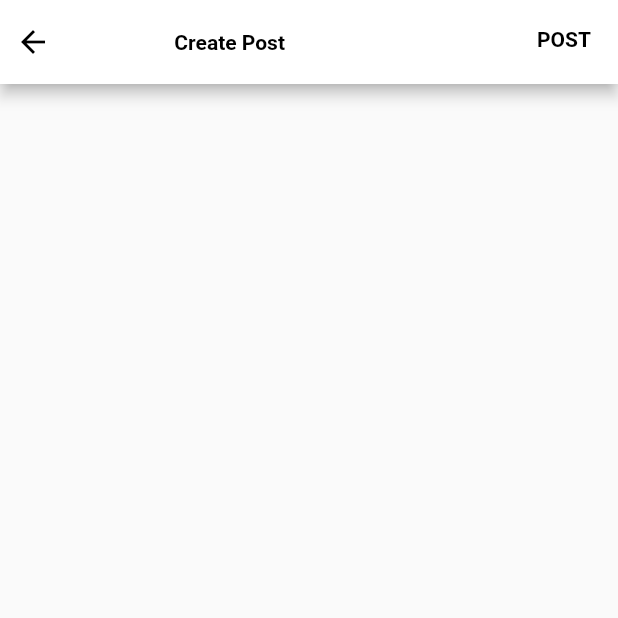
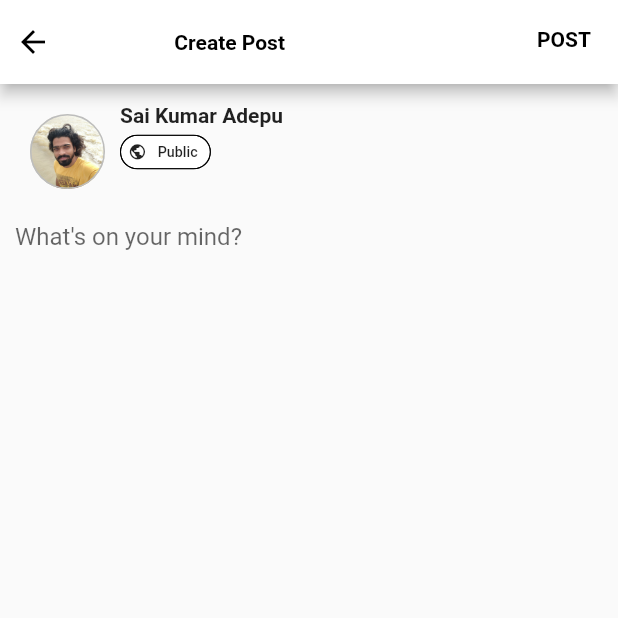
Before and after one commit to adepusai123/facebook_ui, a Flutter app: the CreatePost screen opened directly, on a phone screen of 412 x 824 dp, the top half of it. Run offline on Flutter 3.47's test engine with Material 2 defaults, Android fonts, the phone set to English and light mode, and no system bars.

Commit message:
Create Post & custom chip with outline

```diff
--- /dev/null
+++ b/lib/components/chip_outline.dart
@@ -0,0 +1,26 @@
+import 'package:flutter/material.dart';
+
+class ChipOutLine extends StatelessWidget {
+  final String label;
+  final IconData icon;
+  final Color bgColor;
+  const ChipOutLine({
+    Key key,
+    this.label,
+    this.icon,
+    this.bgColor = Colors.white,
+  }) : super(key: key);
+
+  @override
+  Widget build(BuildContext context) {
+    return Transform(
+      transform: new Matrix4.identity()..scale(0.68),
+      child: Chip(
+        shape: StadiumBorder(side: BorderSide()),
+        avatar: Icon(icon),
+        backgroundColor: bgColor,
+        label: Text(label),
+      ),
+    );
+  }
+}
--- /dev/null
+++ b/lib/components/profile_circle.dart
@@ -0,0 +1,29 @@
+import 'package:flutter/material.dart';
+
+class ProfileCircleComponent extends StatelessWidget {
+  const ProfileCircleComponent({
+    Key key,
+  }) : super(key: key);
+
+  @override
+  Widget build(BuildContext context) {
+    return InkWell(
+      onTap: () {},
+      child: Container(
+        height: 50,
+        width: 50,
+        margin: EdgeInsets.symmetric(horizontal: 10, vertical: 10),
+        padding: EdgeInsets.all(3),
+        decoration: BoxDecoration(
+          borderRadius: BorderRadius.circular(25),
+          border: Border.all(color: Colors.grey[400]),
+          color: Colors.grey[400],
+          image: DecorationImage(
+            image: AssetImage("assets/images/sai_img.jpeg"),
+            fit: BoxFit.cover,
+          ),
+        ),
+      ),
+    );
+  }
+}
--- a/lib/screens/tabs/components/create_post.dart
+++ b/lib/screens/tabs/components/create_post.dart
@@ -1,3 +1,5 @@
+import 'package:facebook_ui/components/chip_outline.dart';
+import 'package:facebook_ui/components/profile_circle.dart';
 import 'package:flutter/material.dart';
 
 class CreatePost extends StatelessWidget {
@@ -39,16 +41,56 @@ class CreatePost extends StatelessWidget {
           actions: [
             Padding(
               padding: const EdgeInsets.all(18.0),
-              child: Text(
-                "POST",
-                style: TextStyle(
-                  color: Colors.black,
-                  fontWeight: FontWeight.bold,
+              child: GestureDetector(
+                onTap: () {
+                  print('Post Message clicked');
+                },
+                child: Text(
+                  "POST",
+                  style: TextStyle(
+                    color: Colors.black,
+                    fontWeight: FontWeight.bold,
+                  ),
                 ),
               ),
             ),
           ],
         ),
+        body: Container(
+          padding: EdgeInsets.all(10),
+          child: Column(
+            children: [
+              Row(
+                children: [
+                  ProfileCircleComponent(),
+                  Column(
+                    crossAxisAlignment: CrossAxisAlignment.start,
+                    children: [
+                      Text(
+                        "Sai Kumar Adepu",
+                        style: TextStyle(
+                          fontWeight: FontWeight.bold,
+                        ),
+                      ),
+                      ChipOutLine(
+                        label: "Public",
+                        bgColor: Colors.white,
+                        icon: Icons.public,
+                      )
+                    ],
+                  )
+                ],
+              ),
+              TextField(
+                maxLines: 20,
+                decoration: InputDecoration(
+                  border: InputBorder.none,
+                  hintText: "What's on your mind?",
+                ),
+              ),
+            ],
+          ),
+        ),
       ),
     );
   }
--- a/lib/screens/tabs/components/profile_status.dart
+++ b/lib/screens/tabs/components/profile_status.dart
@@ -1,3 +1,4 @@
+import 'package:facebook_ui/components/profile_circle.dart';
 import 'package:facebook_ui/components/route_animation.dart';
 import 'package:flutter/material.dart';
 
@@ -13,24 +14,7 @@ class ProfileStatusWidget extends StatelessWidget {
     Size size = MediaQuery.of(context).size;
     return Row(
       children: [
-        InkWell(
-          onTap: () {},
-          child: Container(
-            height: 50,
-            width: 50,
-            margin: EdgeInsets.symmetric(horizontal: 10, vertical: 10),
-            padding: EdgeInsets.all(3),
-            decoration: BoxDecoration(
-              borderRadius: BorderRadius.circular(25),
-              border: Border.all(color: Colors.grey[400]),
-              color: Colors.grey[400],
-              image: DecorationImage(
-                image: AssetImage("assets/images/sai_img.jpeg"),
-                fit: BoxFit.cover,
-              ),
-            ),
-          ),
-        ),
+        ProfileCircleComponent(),
         InkWell(
           child: SizedBox(
             height: size.height * 0.08,
```
